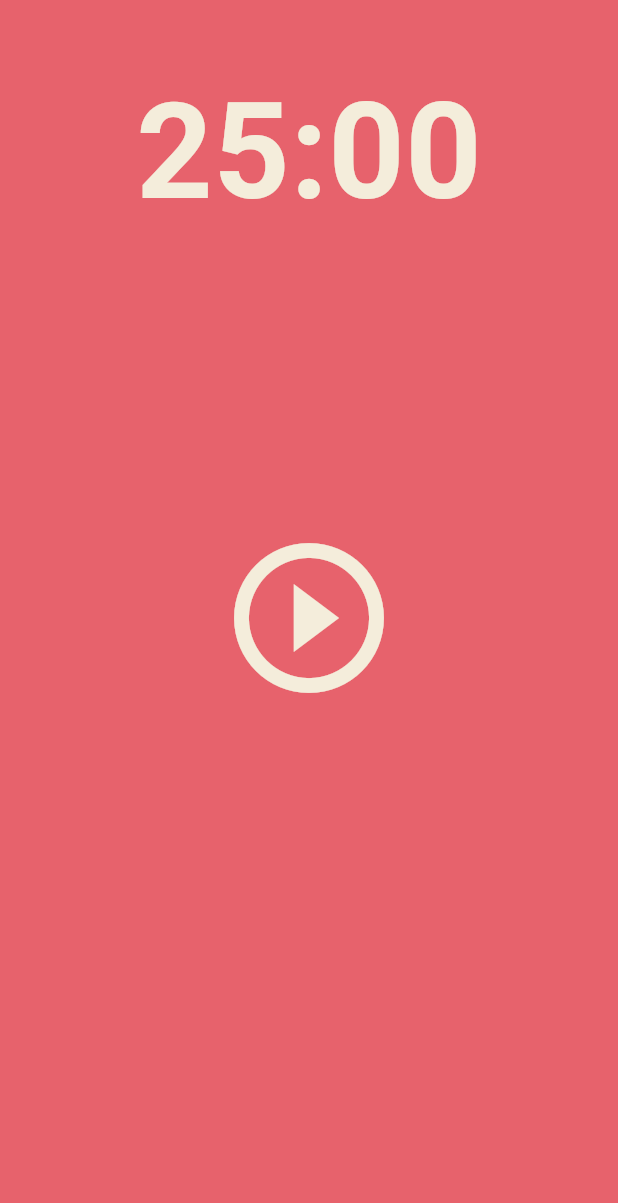
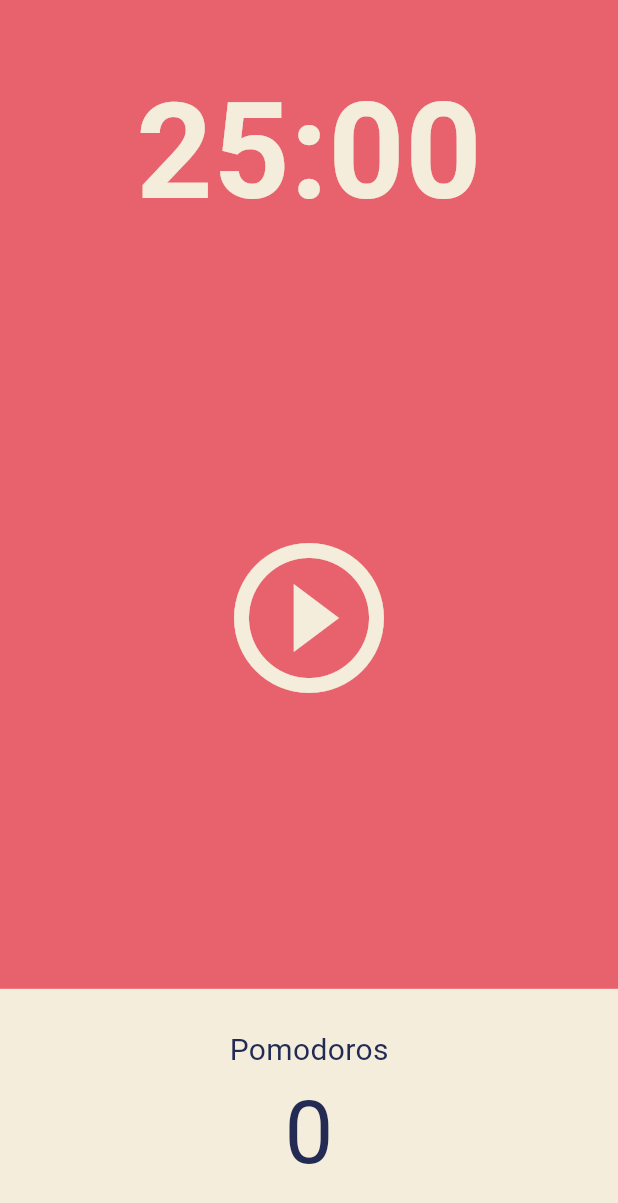
Before and after one commit to de-quei/flutter_pomodoro_prac, a Flutter app: the screen it shows after launch, on a phone screen of 412 x 824 dp. Shown: the top 1203 px of the screen. Run offline on Flutter 3.47's test engine with Material 3 defaults, Android fonts, the phone set to English and light mode, and no system bars.

Commit message:
3번째 flexible 설정 / 간단한 UI 구현 완료

```diff
--- a/lib/screens/home_screen.dart
+++ b/lib/screens/home_screen.dart
@@ -44,7 +44,40 @@
           ),
           Flexible(
             flex: 1,
-            child: Container(),
+            child: Row(
+              //Row로 감싸면 컨테이너의 위치가 bottomCenter에서 bottomLeft로 이동.
+              children: [
+                Expanded(
+                  //Expended : 위젯을 확장시켜주는 역할
+                  child: Container(
+                    //컨테이너만 설정하면 텍스트가 들어간 컨테이너가 BottomCenter에만 자리를 차지함.
+                    decoration:
+                        BoxDecoration(color: Theme.of(context).cardColor),
+                    child: Column(
+                      mainAxisAlignment: MainAxisAlignment.center,
+                      children: [
+                        Text(
+                          'Pomodoros',
+                          style: TextStyle(
+                            fontSize: 20,
+                            color:
+                                Theme.of(context).textTheme.displayLarge!.color,
+                          ),
+                        ),
+                        Text(
+                          '0',
+                          style: TextStyle(
+                            fontSize: 58,
+                            color:
+                                Theme.of(context).textTheme.displayLarge!.color,
+                          ),
+                        ),
+                      ],
+                    ),
+                  ),
+                ),
+              ],
+            ),
           ),
         ],
       ),
```
